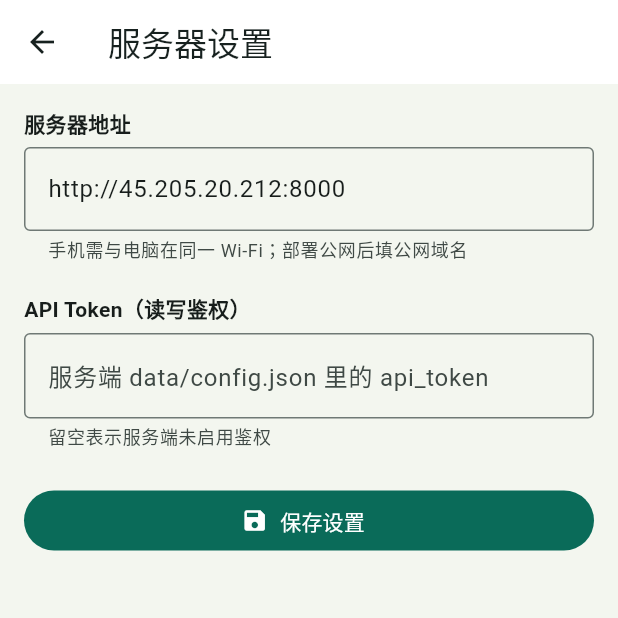
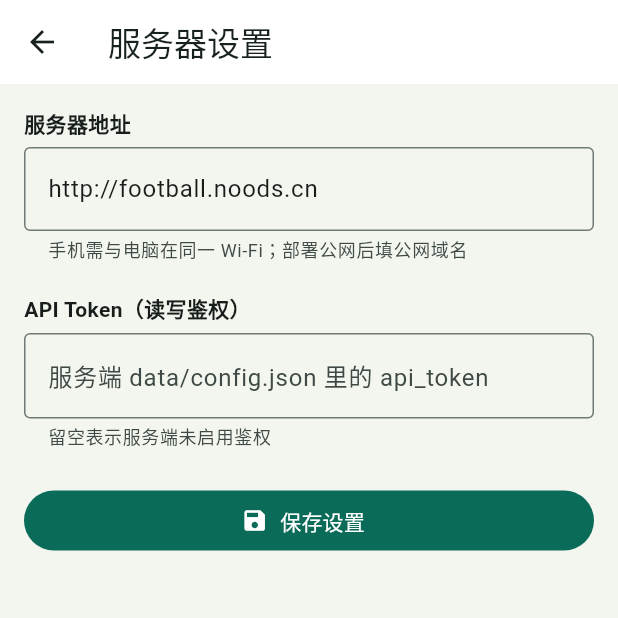
Before and after one commit to kaijierepo/football_app, a Flutter app: the screen it shows after launch, item 6 of the bottom bar chosen, after a tap on the "chevron right" icon, after a tap on "服务器与 API Token", on a phone screen of 412 x 824 dp, the top half of it. Run offline on Flutter 3.47's test engine with Material 3 defaults, Android fonts, the phone set to English and light mode, and no system bars; our stand-ins replace image_picker, open_filex, package_info_plus, shared_preferences; network calls fail.

Commit message:
Point the app at football.noods.cn after the server IP move
The old IP was attacked and retired; default to the domain and migrate
installs that saved the legacy address.

Co-Authored-By: Claude Opus 4.6 <noreply@anthropic.com>

```diff
--- a/lib/config.dart
+++ b/lib/config.dart
@@ -8,7 +8,8 @@ class AppConfig {
   static const String _kServer = 'server_address';
   static const String _kToken = 'api_token';
 
-  static const String defaultServer = 'http://45.205.20.212:8000';
+  static const String defaultServer = 'http://football.noods.cn';
+  static const String _legacyServer = 'http://45.205.20.212:8000';
 
   String server;
   String token;
@@ -34,8 +35,14 @@ class AppConfig {
 
   static Future<AppConfig> load() async {
     final prefs = await SharedPreferences.getInstance();
+    var server = prefs.getString(_kServer) ?? defaultServer;
+    // The old hard-coded IP was attacked and retired; migrate saved installs.
+    if (server.trim() == _legacyServer) {
+      server = defaultServer;
+      await prefs.setString(_kServer, server);
+    }
     return AppConfig(
-      server: prefs.getString(_kServer) ?? defaultServer,
+      server: server,
       token: prefs.getString(_kToken) ?? '',
     );
   }
--- a/lib/pages/settings_page.dart
+++ b/lib/pages/settings_page.dart
@@ -398,7 +398,7 @@ class _ServerConfigPageState extends State<_ServerConfigPage> {
             controller: _serverCtrl,
             keyboardType: TextInputType.url,
             decoration: const InputDecoration(
-              hintText: 'http://192.168.1.100:8000',
+              hintText: 'http://football.noods.cn',
               helperText: '手机需与电脑在同一 Wi-Fi；部署公网后填公网域名',
               border: OutlineInputBorder(),
             ),
```
Also changed, not shown: 1 other file.
